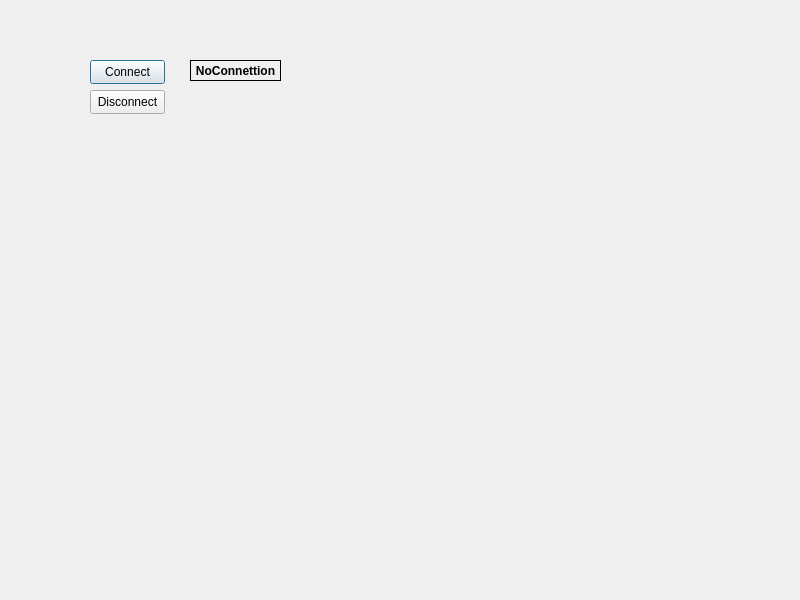
First picture: the form in dialog.ui, repository Krakerrr/RFLogger, before the edit.
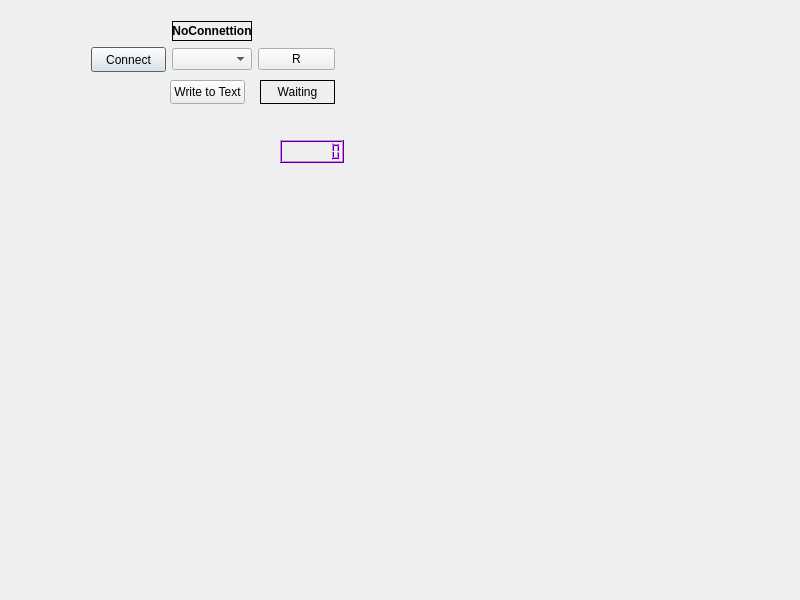
Second picture: the form after the edit.

Patch:
```diff
--- a/dialog.ui
+++ b/dialog.ui
@@ -13,45 +13,631 @@
   <property name="windowTitle">
    <string>Dialog</string>
   </property>
-  <widget class="QPushButton" name="m_btn_connect">
+  <widget class="QLCDNumber" name="lcdNumber">
    <property name="geometry">
     <rect>
-     <x>90</x>
-     <y>60</y>
-     <width>75</width>
-     <height>24</height>
+     <x>280</x>
+     <y>140</y>
+     <width>64</width>
+     <height>23</height>
     </rect>
    </property>
-   <property name="text">
-    <string>Connect</string>
+   <property name="palette">
+    <palette>
+     <active>
+      <colorrole role="WindowText">
+       <brush brushstyle="SolidPattern">
+        <color alpha="255">
+         <red>0</red>
+         <green>0</green>
+         <blue>0</blue>
+        </color>
+       </brush>
+      </colorrole>
+      <colorrole role="Button">
+       <brush brushstyle="SolidPattern">
+        <color alpha="255">
+         <red>170</red>
+         <green>0</green>
+         <blue>255</blue>
+        </color>
+       </brush>
+      </colorrole>
+      <colorrole role="Light">
+       <brush brushstyle="SolidPattern">
+        <color alpha="255">
+         <red>212</red>
+         <green>127</green>
+         <blue>255</blue>
+        </color>
+       </brush>
+      </colorrole>
+      <colorrole role="Midlight">
+       <brush brushstyle="SolidPattern">
+        <color alpha="255">
+         <red>191</red>
+         <green>63</green>
+         <blue>255</blue>
+        </color>
+       </brush>
+      </colorrole>
+      <colorrole role="Dark">
+       <brush brushstyle="SolidPattern">
+        <color alpha="255">
+         <red>85</red>
+         <green>0</green>
+         <blue>127</blue>
+        </color>
+       </brush>
+      </colorrole>
+      <colorrole role="Mid">
+       <brush brushstyle="SolidPattern">
+        <color alpha="255">
+         <red>113</red>
+         <green>0</green>
+         <blue>170</blue>
+        </color>
+       </brush>
+      </colorrole>
+      <colorrole role="Text">
+       <brush brushstyle="SolidPattern">
+        <color alpha="255">
+         <red>0</red>
+         <green>0</green>
+         <blue>0</blue>
+        </color>
+       </brush>
+      </colorrole>
+      <colorrole role="BrightText">
+       <brush brushstyle="SolidPattern">
+        <color alpha="255">
+         <red>255</red>
+         <green>255</green>
+         <blue>255</blue>
+        </color>
+       </brush>
+      </colorrole>
+      <colorrole role="ButtonText">
+       <brush brushstyle="SolidPattern">
+        <color alpha="255">
+         <red>0</red>
+         <green>0</green>
+         <blue>0</blue>
+        </color>
+       </brush>
+      </colorrole>
+      <colorrole role="Base">
+       <brush brushstyle="SolidPattern">
+        <color alpha="255">
+         <red>255</red>
+         <green>255</green>
+         <blue>255</blue>
+        </color>
+       </brush>
+      </colorrole>
+      <colorrole role="Window">
+       <brush brushstyle="SolidPattern">
+        <color alpha="255">
+         <red>170</red>
+         <green>0</green>
+         <blue>255</blue>
+        </color>
+       </brush>
+      </colorrole>
+      <colorrole role="Shadow">
+       <brush brushstyle="SolidPattern">
+        <color alpha="255">
+         <red>0</red>
+         <green>0</green>
+         <blue>0</blue>
+        </color>
+       </brush>
+      </colorrole>
+      <colorrole role="AlternateBase">
+       <brush brushstyle="SolidPattern">
+        <color alpha="255">
+         <red>212</red>
+         <green>127</green>
+         <blue>255</blue>
+        </color>
+       </brush>
+      </colorrole>
+      <colorrole role="ToolTipBase">
+       <brush brushstyle="SolidPattern">
+        <color alpha="255">
+         <red>255</red>
+         <green>255</green>
+         <blue>220</blue>
+        </color>
+       </brush>
+      </colorrole>
+      <colorrole role="ToolTipText">
+       <brush brushstyle="SolidPattern">
+        <color alpha="255">
+         <red>0</red>
+         <green>0</green>
+         <blue>0</blue>
+        </color>
+       </brush>
+      </colorrole>
+      <colorrole role="PlaceholderText">
+       <brush brushstyle="SolidPattern">
+        <color alpha="127">
+         <red>0</red>
+         <green>0</green>
+         <blue>0</blue>
+        </color>
+       </brush>
+      </colorrole>
+     </active>
+     <inactive>
+      <colorrole role="WindowText">
+       <brush brushstyle="SolidPattern">
+        <color alpha="255">
+         <red>0</red>
+         <green>0</green>
+         <blue>0</blue>
+        </color>
+       </brush>
+      </colorrole>
+      <colorrole role="Button">
+       <brush brushstyle="SolidPattern">
+        <color alpha="255">
+         <red>170</red>
+         <green>0</green>
+         <blue>255</blue>
+        </color>
+       </brush>
+      </colorrole>
+      <colorrole role="Light">
+       <brush brushstyle="SolidPattern">
+        <color alpha="255">
+         <red>212</red>
+         <green>127</green>
+         <blue>255</blue>
+        </color>
+       </brush>
+      </colorrole>
+      <colorrole role="Midlight">
+       <brush brushstyle="SolidPattern">
+        <color alpha="255">
+         <red>191</red>
+         <green>63</green>
+         <blue>255</blue>
+        </color>
+       </brush>
+      </colorrole>
+      <colorrole role="Dark">
+       <brush brushstyle="SolidPattern">
+        <color alpha="255">
+         <red>85</red>
+         <green>0</green>
+         <blue>127</blue>
+        </color>
+       </brush>
+      </colorrole>
+      <colorrole role="Mid">
+       <brush brushstyle="SolidPattern">
+        <color alpha="255">
+         <red>113</red>
+         <green>0</green>
+         <blue>170</blue>
+        </color>
+       </brush>
+      </colorrole>
+      <colorrole role="Text">
+       <brush brushstyle="SolidPattern">
+        <color alpha="255">
+         <red>0</red>
+         <green>0</green>
+         <blue>0</blue>
+        </color>
+       </brush>
+      </colorrole>
+      <colorrole role="BrightText">
+       <brush brushstyle="SolidPattern">
+        <color alpha="255">
+         <red>255</red>
+         <green>255</green>
+         <blue>255</blue>
+        </color>
+       </brush>
+      </colorrole>
+      <colorrole role="ButtonText">
+       <brush brushstyle="SolidPattern">
+        <color alpha="255">
+         <red>0</red>
+         <green>0</green>
+         <blue>0</blue>
+        </color>
+       </brush>
+      </colorrole>
+      <colorrole role="Base">
+       <brush brushstyle="SolidPattern">
+        <color alpha="255">
+         <red>255</red>
+         <green>255</green>
+         <blue>255</blue>
+        </color>
+       </brush>
+      </colorrole>
+      <colorrole role="Window">
+       <brush brushstyle="SolidPattern">
+        <color alpha="255">
+         <red>170</red>
+         <green>0</green>
+         <blue>255</blue>
+        </color>
+       </brush>
+      </colorrole>
+      <colorrole role="Shadow">
+       <brush brushstyle="SolidPattern">
+        <color alpha="255">
+         <red>0</red>
+         <green>0</green>
+         <blue>0</blue>
+        </color>
+       </brush>
+      </colorrole>
+      <colorrole role="AlternateBase">
+       <brush brushstyle="SolidPattern">
+        <color alpha="255">
+         <red>212</red>
+         <green>127</green>
+         <blue>255</blue>
+        </color>
+       </brush>
+      </colorrole>
+      <colorrole role="ToolTipBase">
+       <brush brushstyle="SolidPattern">
+        <color alpha="255">
+         <red>255</red>
+         <green>255</green>
+         <blue>220</blue>
+        </color>
+       </brush>
+      </colorrole>
+      <colorrole role="ToolTipText">
+       <brush brushstyle="SolidPattern">
+        <color alpha="255">
+         <red>0</red>
+         <green>0</green>
+         <blue>0</blue>
+        </color>
+       </brush>
+      </colorrole>
+      <colorrole role="PlaceholderText">
+       <brush brushstyle="SolidPattern">
+        <color alpha="127">
+         <red>0</red>
+         <green>0</green>
+         <blue>0</blue>
+        </color>
+       </brush>
+      </colorrole>
+     </inactive>
+     <disabled>
+      <colorrole role="WindowText">
+       <brush brushstyle="SolidPattern">
+        <color alpha="255">
+         <red>85</red>
+         <green>0</green>
+         <blue>127</blue>
+        </color>
+       </brush>
+      </colorrole>
+      <colorrole role="Button">
+       <brush brushstyle="SolidPattern">
+        <color alpha="255">
+         <red>170</red>
+         <green>0</green>
+         <blue>255</blue>
+        </color>
+       </brush>
+      </colorrole>
+      <colorrole role="Light">
+       <brush brushstyle="SolidPattern">
+        <color alpha="255">
+         <red>212</red>
+         <green>127</green>
+         <blue>255</blue>
+        </color>
+       </brush>
+      </colorrole>
+      <colorrole role="Midlight">
+       <brush brushstyle="SolidPattern">
+        <color alpha="255">
+         <red>191</red>
+         <green>63</green>
+         <blue>255</blue>
+        </color>
+       </brush>
+      </colorrole>
+      <colorrole role="Dark">
+       <brush brushstyle="SolidPattern">
+        <color alpha="255">
+         <red>85</red>
+         <green>0</green>
+         <blue>127</blue>
+        </color>
+       </brush>
+      </colorrole>
+      <colorrole role="Mid">
+       <brush brushstyle="SolidPattern">
+        <color alpha="255">
+         <red>113</red>
+         <green>0</green>
+         <blue>170</blue>
+        </color>
+       </brush>
+      </colorrole>
+      <colorrole role="Text">
+       <brush brushstyle="SolidPattern">
+        <color alpha="255">
+         <red>85</red>
+         <green>0</green>
+         <blue>127</blue>
+        </color>
+       </brush>
+      </colorrole>
+      <colorrole role="BrightText">
+       <brush brushstyle="SolidPattern">
+        <color alpha="255">
+         <red>255</red>
+         <green>255</green>
+         <blue>255</blue>
+        </color>
+       </brush>
+      </colorrole>
+      <colorrole role="ButtonText">
+       <brush brushstyle="SolidPattern">
+        <color alpha="255">
+         <red>85</red>
+         <green>0</green>
+         <blue>127</blue>
+        </color>
+       </brush>
+      </colorrole>
+      <colorrole role="Base">
+       <brush brushstyle="SolidPattern">
+        <color alpha="255">
+         <red>170</red>
+         <green>0</green>
+         <blue>255</blue>
+        </color>
+       </brush>
+      </colorrole>
+      <colorrole role="Window">
+       <brush brushstyle="SolidPattern">
+        <color alpha="255">
+         <red>170</red>
+         <green>0</green>
+         <blue>255</blue>
+        </color>
+       </brush>
+      </colorrole>
+      <colorrole role="Shadow">
+       <brush brushstyle="SolidPattern">
+        <color alpha="255">
+         <red>0</red>
+         <green>0</green>
+         <blue>0</blue>
+        </color>
+       </brush>
+      </colorrole>
+      <colorrole role="AlternateBase">
+       <brush brushstyle="SolidPattern">
+        <color alpha="255">
+         <red>170</red>
+         <green>0</green>
+         <blue>255</blue>
+        </color>
+       </brush>
+      </colorrole>
+      <colorrole role="ToolTipBase">
+       <brush brushstyle="SolidPattern">
+        <color alpha="255">
+         <red>255</red>
+         <green>255</green>
+         <blue>220</blue>
+        </color>
+       </brush>
+      </colorrole>
+      <colorrole role="ToolTipText">
+       <brush brushstyle="SolidPattern">
+        <color alpha="255">
+         <red>0</red>
+         <green>0</green>
+         <blue>0</blue>
+        </color>
+       </brush>
+      </colorrole>
+      <colorrole role="PlaceholderText">
+       <brush brushstyle="SolidPattern">
+        <color alpha="127">
+         <red>85</red>
+         <green>0</green>
+         <blue>127</blue>
+        </color>
+       </brush>
+      </colorrole>
+     </disabled>
+    </palette>
    </property>
+   <property name="digitCount">
+    <number>7</number>
+   </property>
   </widget>
-  <widget class="QPushButton" name="pushButton">
+  <widget class="QWidget" name="layoutWidget">
    <property name="geometry">
     <rect>
-     <x>90</x>
-     <y>90</y>
+     <x>91</x>
+     <y>21</y>
+     <width>244</width>
+     <height>53</height>
+    </rect>
+   </property>
+   <layout class="QGridLayout" name="gridLayout">
+    <item row="0" column="0">
+     <spacer name="horizontalSpacer">
+      <property name="orientation">
+       <enum>Qt::Horizontal</enum>
+      </property>
+      <property name="sizeHint" stdset="0">
+       <size>
+        <width>40</width>
+        <height>20</height>
+       </size>
+      </property>
+     </spacer>
+    </item>
+    <item row="0" column="1">
+     <widget class="QLabel" name="m_StatusLabel">
+      <property name="minimumSize">
+       <size>
+        <width>80</width>
+        <height>20</height>
+       </size>
+      </property>
+      <property name="maximumSize">
+       <size>
+        <width>80</width>
+        <height>20</height>
+       </size>
+      </property>
+      <property name="font">
+       <font>
+        <bold>true</bold>
+       </font>
+      </property>
+      <property name="frameShape">
+       <enum>QFrame::Box</enum>
+      </property>
+      <property name="frameShadow">
+       <enum>QFrame::Plain</enum>
+      </property>
+      <property name="text">
+       <string>NoConnettion</string>
+      </property>
+      <property name="textFormat">
+       <enum>Qt::PlainText</enum>
+      </property>
+      <property name="scaledContents">
+       <bool>false</bool>
+      </property>
+      <property name="alignment">
+       <set>Qt::AlignCenter</set>
+      </property>
+      <property name="wordWrap">
+       <bool>false</bool>
+      </property>
+     </widget>
+    </item>
+    <item row="0" column="2">
+     <spacer name="horizontalSpacer_2">
+      <property name="orientation">
+       <enum>Qt::Horizontal</enum>
+      </property>
+      <property name="sizeHint" stdset="0">
+       <size>
+        <width>40</width>
+        <height>20</height>
+       </size>
+      </property>
+     </spacer>
+    </item>
+    <item row="1" column="0">
+     <widget class="QPushButton" name="m_btn_connect">
+      <property name="minimumSize">
+       <size>
+        <width>75</width>
+        <height>25</height>
+       </size>
+      </property>
+      <property name="maximumSize">
+       <size>
+        <width>75</width>
+        <height>24</height>
+       </size>
+      </property>
+      <property name="text">
+       <string>Connect</string>
+      </property>
+     </widget>
+    </item>
+    <item row="1" column="1">
+     <widget class="QComboBox" name="SerialComboBox">
+      <property name="enabled">
+       <bool>true</bool>
+      </property>
+      <property name="minimumSize">
+       <size>
+        <width>80</width>
+        <height>22</height>
+       </size>
+      </property>
+      <property name="maximumSize">
+       <size>
+        <width>80</width>
+        <height>22</height>
+       </size>
+      </property>
+      <property name="currentText">
+       <string/>
+      </property>
+     </widget>
+    </item>
+    <item row="1" column="2">
+     <widget class="QPushButton" name="RefreshSerialBtn">
+      <property name="sizePolicy">
+       <sizepolicy hsizetype="Minimum" vsizetype="Fixed">
+        <horstretch>75</horstretch>
+        <verstretch>22</verstretch>
+       </sizepolicy>
+      </property>
+      <property name="minimumSize">
+       <size>
+        <width>75</width>
+        <height>22</height>
+       </size>
+      </property>
+      <property name="text">
+       <string>R</string>
+      </property>
+     </widget>
+    </item>
+   </layout>
+  </widget>
+  <widget class="QPushButton" name="LogBtn">
+   <property name="geometry">
+    <rect>
+     <x>170</x>
+     <y>80</y>
      <width>75</width>
      <height>24</height>
     </rect>
    </property>
    <property name="text">
-    <string>Disconnect</string>
+    <string>Write to Text</string>
    </property>
   </widget>
-  <widget class="QLabel" name="m_StatusLabel">
+  <widget class="QLabel" name="LogStatusLabel">
    <property name="geometry">
     <rect>
-     <x>190</x>
-     <y>60</y>
-     <width>91</width>
-     <height>21</height>
+     <x>260</x>
+     <y>80</y>
+     <width>75</width>
+     <height>24</height>
     </rect>
    </property>
-   <property name="font">
-    <font>
-     <bold>true</bold>
-    </font>
+   <property name="layoutDirection">
+    <enum>Qt::LeftToRight</enum>
+   </property>
+   <property name="autoFillBackground">
+    <bool>true</bool>
+   </property>
+   <property name="styleSheet">
+    <string notr="true"/>
    </property>
    <property name="frameShape">
     <enum>QFrame::Box</enum>
@@ -60,13 +646,7 @@
     <enum>QFrame::Plain</enum>
    </property>
    <property name="text">
-    <string>NoConnettion</string>
-   </property>
-   <property name="textFormat">
-    <enum>Qt::PlainText</enum>
-   </property>
-   <property name="scaledContents">
-    <bool>false</bool>
+    <string>Waiting</string>
    </property>
    <property name="alignment">
     <set>Qt::AlignCenter</set>
```
